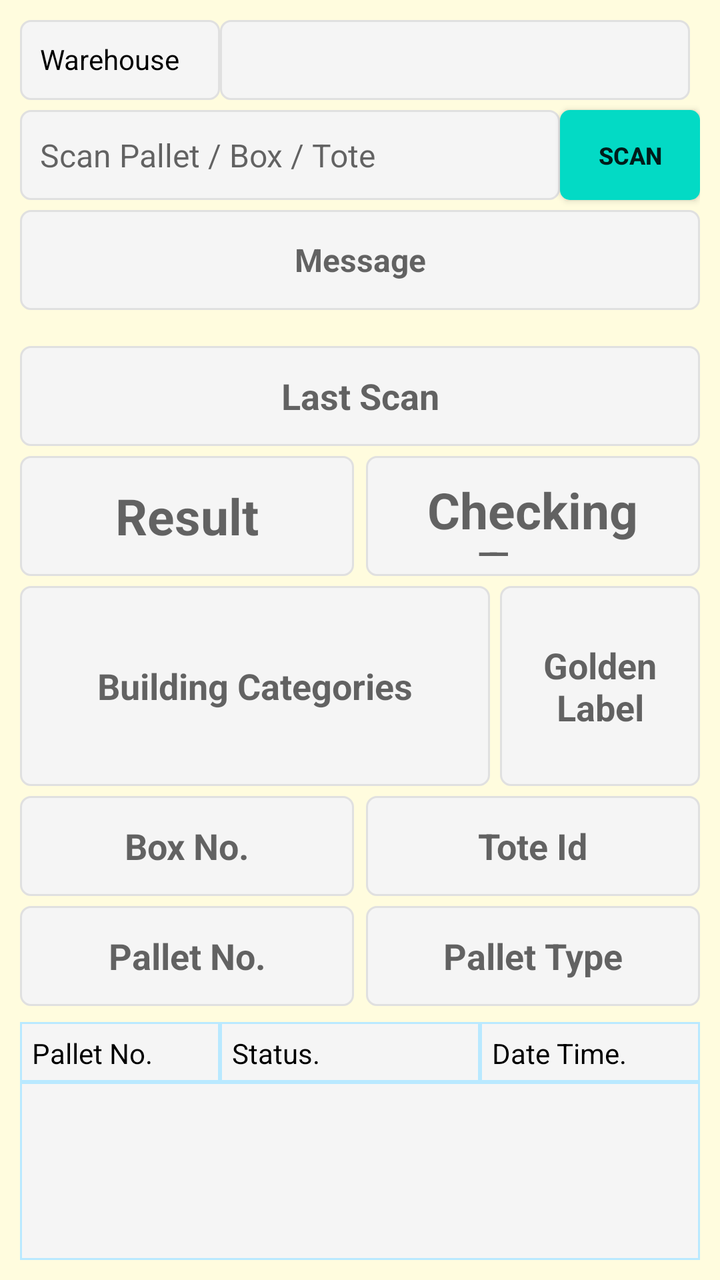
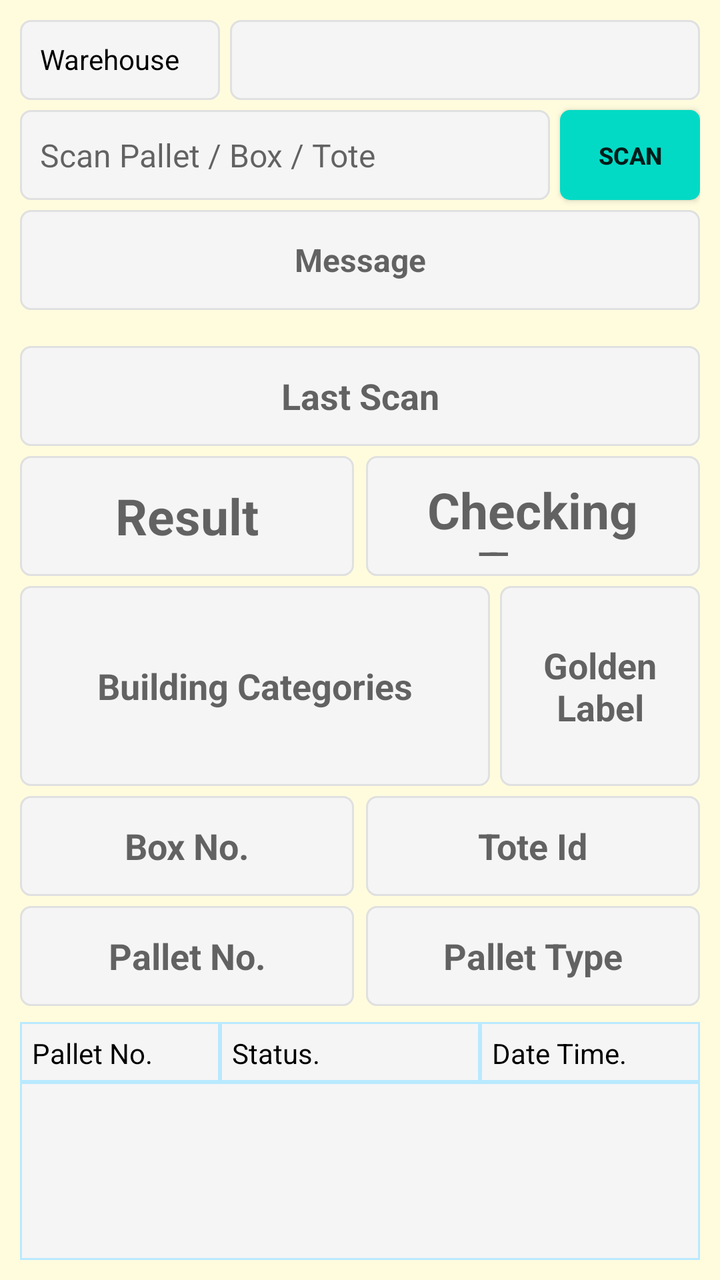

The first picture is an Android layout as it rendered before a commit; the second is the same layout after the commit. The layout source and the unified diff follow.
<!-- AndroidManifest.xml: application theme AppTheme -->
<!-- res/layout/fragment_pallet_status.xml -->
<?xml version="1.0" encoding="utf-8"?>
<FrameLayout xmlns:android="http://schemas.android.com/apk/res/android"
    xmlns:app="http://schemas.android.com/apk/res-auto"
    xmlns:tools="http://schemas.android.com/tools"
    android:layout_width="match_parent"
    android:layout_height="match_parent"
    android:background="@color/backColor"
    tools:context=".ui.palletstatus.PalletStatusFragment">

    <androidx.constraintlayout.widget.ConstraintLayout
        android:layout_width="match_parent"
        android:layout_height="match_parent"
        android:padding="10dp">



        <ListView
            android:id="@+id/lv_building_del_pallet_details"
            android:layout_width="0dp"
            android:layout_height="0dp"
            android:background="@drawable/et_custom_total"
            app:layout_constraintBottom_toBottomOf="parent"
            app:layout_constraintEnd_toEndOf="parent"
            app:layout_constraintHorizontal_bias="0.842"
            app:layout_constraintStart_toStartOf="parent"
            app:layout_constraintTop_toBottomOf="@+id/TextView3"
            app:layout_constraintVertical_bias="0.0" />



        <TextView
            android:id="@+id/TextView3"
            android:layout_width="100dp"
            android:layout_height="30dp"
            android:layout_marginTop="8dp"
            android:background="@drawable/et_custom_total"
            android:gravity="left"
            android:hint=""
            android:padding="6dp"
            android:text="Pallet No."
            android:textColor="@color/coloBlack"
            android:textSize="14sp"
            app:layout_constraintStart_toStartOf="parent"
            app:layout_constraintTop_toBottomOf="@+id/tv_pallet_status_last_palletno" />

        <TextView
            android:id="@+id/TextView4"
            android:layout_width="130dp"
            android:layout_height="30dp"
            android:background="@drawable/et_custom_total"
            android:gravity="left"
            android:hint=""
            android:padding="6dp"
            android:text="Status."
            android:textColor="@color/coloBlack"
            android:textSize="14sp"
            app:layout_constraintStart_toEndOf="@+id/TextView3"
            app:layout_constraintTop_toTopOf="@+id/TextView3" />

        <TextView
            android:id="@+id/TextView5"
            android:layout_width="0dp"
            android:layout_height="30dp"
            android:background="@drawable/et_custom_total"
            android:gravity="left"
            android:hint=""
            android:padding="6dp"
            android:text="Date Time."
            android:textColor="@color/coloBlack"
            android:textSize="14sp"
            app:layout_constraintEnd_toEndOf="parent"
            app:layout_constraintStart_toEndOf="@+id/TextView4"
            app:layout_constraintTop_toTopOf="@+id/TextView3" />

        <TextView
            android:id="@+id/TextView1"
            android:layout_width="100dp"
            android:layout_height="40dp"
            android:background="@drawable/et_custom"
            android:gravity="left"
            android:layout_marginRight="5dp"
            android:textColor="@color/coloBlack"
            android:hint=""
            android:layout_marginEnd="5dp"
            android:padding="10dp"
            android:text="Warehouse"
            android:textSize="14dp"
            app:layout_constraintStart_toStartOf="parent"
            app:layout_constraintTop_toTopOf="parent" />

        <Spinner
            android:id="@+id/sp_rack_in_out_warehouse"
            android:layout_width="0dp"
            android:layout_height="40dp"
            android:layout_marginLeft="5dp"
            android:textColor="@color/coloBlack"
            android:layout_marginEnd="5dp"
            android:background="@drawable/et_custom"
            android:gravity="left"
            android:text="[Select Warehouse]"
            android:padding="10dp"
            android:textSize="14dp"
            app:layout_constraintEnd_toEndOf="parent"
            app:layout_constraintStart_toEndOf="@+id/TextView1"
            app:layout_constraintTop_toTopOf="parent" />


        <EditText
            android:id="@+id/et_pallet_status_palletno"
            android:layout_width="0dp"
            android:layout_height="45dp"
            android:layout_marginTop="5dp"
            android:layout_marginBottom="5dp"
            android:background="@drawable/et_custom"
            android:hint="Scan Pallet / Box / Tote"
            android:padding="10dp"
            android:textColor="@color/coloBlack"

            android:textSize="16sp"
            app:layout_constraintEnd_toStartOf="@+id/bt_pallet_status_scan"
            app:layout_constraintStart_toStartOf="@id/TextView1"
            app:layout_constraintTop_toBottomOf="@id/TextView1"
            tools:ignore="SpeakableTextPresentCheck,TouchTargetSizeCheck" />

        <Button
            android:id="@+id/bt_pallet_status_scan"
            android:layout_width="70dp"
            android:layout_height="45dp"
            android:background="@drawable/btn_custom1"
            android:text="SCAN"
            android:textAllCaps="false"
            android:textSize="12sp"
            android:textStyle="bold"
            app:layout_constraintEnd_toEndOf="parent"
            app:layout_constraintTop_toTopOf="@+id/et_pallet_status_palletno"
            tools:ignore="TouchTargetSizeCheck" />

        <TextView
            android:id="@+id/tv_pallet_status_message"
            android:layout_width="0dp"
            android:layout_height="50dp"
            android:layout_marginTop="5dp"
            android:background="@drawable/et_custom"
            android:gravity="center"
            android:hint="Message"
            android:padding="10dp"
            android:text=""
            android:textColor="@color/coloBlack"
            android:textSize="16sp"
            android:textStyle="bold"
            app:layout_constraintEnd_toEndOf="parent"
            app:layout_constraintStart_toStartOf="parent"
            app:layout_constraintTop_toBottomOf="@+id/et_pallet_status_palletno" />

        <TextView
            android:id="@+id/tv_pallet_status_last_scan"
            android:layout_width="0dp"
            android:layout_height="50dp"
            android:layout_marginTop="18dp"
            android:background="@drawable/et_custom"
            android:gravity="center"
            android:hint="Last Scan"
            android:padding="10dp"
            android:text=""
            android:textColor="@color/coloBlack"
            android:textSize="18sp"
            android:textStyle="bold"
            app:layout_constraintEnd_toEndOf="parent"
            app:layout_constraintStart_toStartOf="parent"
            app:layout_constraintTop_toBottomOf="@+id/tv_pallet_status_message" />

        <TextView
            android:id="@+id/tv_pallet_status_result"
            android:layout_width="0dp"
            android:layout_height="60dp"
            android:layout_marginTop="5dp"
            android:layout_marginRight="3dp"
            android:background="@drawable/et_custom"
            android:gravity="center"
            android:hint="Result"
            android:padding="10dp"
            android:text=""
            android:textColor="@color/coloRed"
            android:textSize="25sp"
            android:textStyle="bold"
            app:layout_constraintEnd_toStartOf="@+id/textView2"
            app:layout_constraintHorizontal_bias="0.0"
            app:layout_constraintStart_toStartOf="parent"
            app:layout_constraintTop_toBottomOf="@+id/tv_pallet_status_last_scan" />

        <TextView
            android:id="@+id/tv_pallet_status_last_palletno"
            android:layout_width="0dp"
            android:layout_height="50dp"
            android:layout_marginTop="5dp"
            android:layout_marginRight="3dp"
            android:background="@drawable/et_custom"
            android:gravity="center"
            android:hint="Pallet No."
            android:padding="10dp"
            android:text=""
            android:textColor="@color/coloBlack"
            android:textSize="18sp"
            android:textStyle="bold"
            app:layout_constraintEnd_toStartOf="@+id/textView2"
            app:layout_constraintStart_toStartOf="parent"
            app:layout_constraintTop_toBottomOf="@+id/tv_pallet_status_last_pallet_boxno" />

        <TextView
            android:id="@+id/tv_pallet_status_last_building_category"
            android:layout_width="0dp"
            android:layout_height="100dp"
            android:layout_marginTop="5dp"
            android:layout_marginRight="5dp"
            android:background="@drawable/et_custom"
            android:gravity="center"
            android:hint="Building Categories"
            android:padding="10dp"
            android:text=""
            android:textColor="@color/coloBlack"
            android:textSize="18sp"
            android:textStyle="bold"
            app:layout_constraintEnd_toStartOf="@+id/tv_pallet_status_last_building_golden"
            app:layout_constraintStart_toStartOf="parent"
            app:layout_constraintTop_toBottomOf="@+id/tv_pallet_status_result" />

        <TextView
            android:id="@+id/tv_pallet_status_last_building_golden"
            android:layout_width="100dp"
            android:layout_height="100dp"
            android:layout_marginTop="5dp"
            android:background="@drawable/et_custom"
            android:gravity="center"
            android:hint="Golden Label"
            android:padding="10dp"
            android:text=""
            android:textColor="@color/coloBlack"
            android:textSize="18sp"
            android:textStyle="bold"
            app:layout_constraintEnd_toEndOf="parent"
            app:layout_constraintTop_toBottomOf="@+id/tv_pallet_status_result" />

        <TextView
            android:id="@+id/tv_pallet_status_last_pallet_boxno"
            android:layout_width="0dp"
            android:layout_height="50dp"
            android:layout_marginTop="5dp"
            android:layout_marginRight="3dp"
            android:background="@drawable/et_custom"
            android:gravity="center"
            android:hint="Box No."
            android:padding="10dp"
            android:text=""
            android:textColor="@color/coloBlack"
            android:textSize="18sp"
            android:textStyle="bold"
            app:layout_constraintEnd_toStartOf="@+id/textView2"
            app:layout_constraintStart_toStartOf="parent"
            app:layout_constraintTop_toBottomOf="@+id/tv_pallet_status_last_building_category" />

        <TextView
            android:id="@+id/tv_pallet_status_last_pallet_checking_type"
            android:layout_width="0dp"
            android:layout_height="60dp"
            android:layout_marginLeft="3dp"
            android:background="@drawable/et_custom"
            android:gravity="center"
            android:hint="Checking Type"
            android:padding="10dp"
            android:text=""
            android:textColor="@color/coloRed"
            android:textSize="25sp"
            android:textStyle="bold"
            app:layout_constraintEnd_toEndOf="parent"
            app:layout_constraintStart_toEndOf="@+id/textView2"
            app:layout_constraintTop_toTopOf="@+id/tv_pallet_status_result" />

        <TextView
            android:id="@+id/tv_pallet_status_last_pallet_toteid"
            android:layout_width="0dp"
            android:layout_height="50dp"
            android:layout_marginLeft="3dp"
            android:background="@drawable/et_custom"
            android:gravity="center"
            android:hint="Tote Id"
            android:padding="10dp"
            android:text=""
            android:textColor="@color/coloBlack"
            android:textSize="18sp"
            android:textStyle="bold"
            app:layout_constraintEnd_toEndOf="parent"
            app:layout_constraintStart_toEndOf="@+id/textView2"
            app:layout_constraintTop_toTopOf="@+id/tv_pallet_status_last_pallet_boxno" />

        <TextView
            android:id="@+id/tv_pallet_status_last_pallet_pallettype"
            android:layout_width="0dp"
            android:layout_height="50dp"
            android:layout_marginLeft="3dp"
            android:background="@drawable/et_custom"
            android:gravity="center"
            android:hint="Pallet Type"
            android:padding="10dp"
            android:text=""
            android:textColor="@color/coloBlack"
            android:textSize="18sp"
            android:textStyle="bold"
            app:layout_constraintEnd_toEndOf="parent"
            app:layout_constraintStart_toEndOf="@+id/textView2"
            app:layout_constraintTop_toTopOf="@+id/tv_pallet_status_last_palletno" />

        <TextView
            android:id="@+id/textView2"
            android:layout_width="wrap_content"
            android:layout_height="wrap_content"
            android:layout_marginStart="16dp"
            android:layout_marginLeft="16dp"
            android:layout_marginEnd="16dp"
            android:layout_marginRight="16dp"
            android:text=""
            android:textColor="@color/colorAccent"
            app:layout_constraintBottom_toBottomOf="parent"
            app:layout_constraintEnd_toEndOf="parent"
            app:layout_constraintStart_toStartOf="parent"
            tools:ignore="SpeakableTextPresentCheck" />

    </androidx.constraintlayout.widget.ConstraintLayout>

</FrameLayout>
<!-- resources referenced by this layout -->
<resources>
  <color name="backColor">#FFFCDE</color>
  <color name="coloBlack">#000000</color>
  <color name="coloRed">#ff0000</color>
  <color name="colorAccent">#000000</color>
  <!-- drawable btn_custom1 (drawable) -->
  <?xml version="1.0" encoding="utf-8"?>
  <shape xmlns:android="http://schemas.android.com/apk/res/android"
      android:padding="10dp"
      android:shape="rectangle" >
  
      <solid android:color="@color/colorBtn" />
  
      <corners
          android:bottomLeftRadius="5dp"
          android:bottomRightRadius="5dp"
          android:topLeftRadius="5dp"
          android:topRightRadius="5dp" />
  
  </shape>
  <!-- drawable et_custom (drawable) -->
  <?xml version="1.0" encoding="utf-8"?>
  <shape xmlns:android="http://schemas.android.com/apk/res/android"
      android:padding="10dp"
      android:shape="rectangle" >
  
      <solid android:color="#f5f5f5" />
  
      <stroke
          android:width="1dp"
          android:color="#e0e0e0" />
  
      <corners
          android:bottomLeftRadius="5dp"
          android:bottomRightRadius="5dp"
          android:topLeftRadius="5dp"
          android:topRightRadius="5dp" />
  
  </shape>
  <!-- drawable et_custom_total (drawable) -->
  <?xml version="1.0" encoding="utf-8"?>
  <shape xmlns:android="http://schemas.android.com/apk/res/android"
      android:padding="10dp"
      android:shape="rectangle" >
  
      <solid android:color="#f5f5f5" />
  
      <stroke
          android:width="1dp"
          android:color="#B9E9FF" />
  
      <corners
          android:bottomLeftRadius="0dp"
          android:bottomRightRadius="0dp"
          android:topLeftRadius="0dp"
          android:topRightRadius="0dp" />
  
  </shape>
  <style name="AppTheme" parent="Theme.AppCompat.Light.NoActionBar">
          
          <item name="colorPrimary">@color/colorPrimary</item>
          <item name="colorPrimaryDark">@color/colorPrimaryDark</item>
          <item name="colorAccent">@color/colorAccent</item>
      </style>
  <color name="colorBtn">#03DAC5</color>
  <color name="colorPrimary">#ffb200</color>
  <color name="colorPrimaryDark">#ffb200</color>
</resources>

<!-- the commit's change to res/layout/fragment_pallet_status.xml (unified diff, before → after) -->
@@ -88,28 +88,29 @@
             app:layout_constraintStart_toStartOf="parent"
             app:layout_constraintTop_toTopOf="parent" />
 
+
         <Spinner
             android:id="@+id/sp_rack_in_out_warehouse"
             android:layout_width="0dp"
             android:layout_height="40dp"
             android:layout_marginLeft="5dp"
-            android:textColor="@color/coloBlack"
-            android:layout_marginEnd="5dp"
-            android:background="@drawable/et_custom"
-            android:gravity="left"
+            android:background="@drawable/et_custom"
+            android:gravity="left"
+            android:padding="10dp"
             android:text="[Select Warehouse]"
-            android:padding="10dp"
+            android:textColor="@color/coloBlack"
             android:textSize="14dp"
             app:layout_constraintEnd_toEndOf="parent"
+            app:layout_constraintHorizontal_bias="0.0"
             app:layout_constraintStart_toEndOf="@+id/TextView1"
             app:layout_constraintTop_toTopOf="parent" />
 
-
         <EditText
             android:id="@+id/et_pallet_status_palletno"
             android:layout_width="0dp"
             android:layout_height="45dp"
             android:layout_marginTop="5dp"
+            android:layout_marginRight="5dp"
             android:layout_marginBottom="5dp"
             android:background="@drawable/et_custom"
             android:hint="Scan Pallet / Box / Tote"
